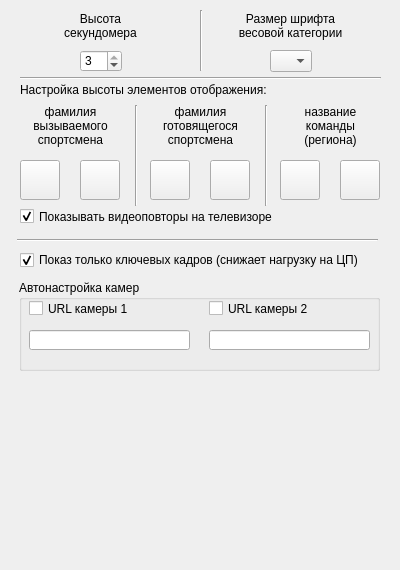
This is FormView.ui in zak2791/Tabloh2H as Qt 5 draws it before an edit. The edited form follows.
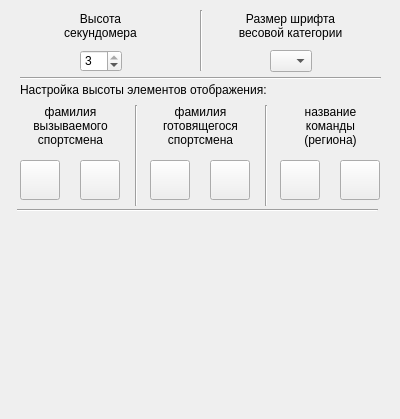
This is the edited form. Icons and pictures are not drawn.

```diff
--- a/FormView.ui
+++ b/FormView.ui
@@ -13,25 +13,25 @@
     <x>0</x>
     <y>0</y>
     <width>400</width>
-    <height>570</height>
+    <height>419</height>
    </rect>
   </property>
   <property name="sizePolicy">
    <sizepolicy hsizetype="Fixed" vsizetype="Fixed">
     <horstretch>0</horstretch>
-    <verstretch>0</verstretch>
+    <verstretch>1</verstretch>
    </sizepolicy>
   </property>
   <property name="minimumSize">
    <size>
     <width>400</width>
-    <height>570</height>
+    <height>419</height>
    </size>
   </property>
   <property name="maximumSize">
    <size>
     <width>400</width>
-    <height>570</height>
+    <height>419</height>
    </size>
   </property>
   <property name="windowTitle">
@@ -143,7 +143,7 @@
    <property name="geometry">
     <rect>
      <x>17</x>
-     <y>230</y>
+     <y>200</y>
      <width>361</width>
      <height>20</height>
     </rect>
@@ -224,7 +224,7 @@
    <property name="geometry">
     <rect>
      <x>26</x>
-     <y>380</y>
+     <y>230</y>
      <width>351</width>
      <height>176</height>
     </rect>
@@ -233,81 +233,6 @@
     <string/>
    </property>
   </widget>
-  <widget class="QCheckBox" name="cbKey">
-   <property name="geometry">
-    <rect>
-     <x>20</x>
-     <y>250</y>
-     <width>361</width>
-     <height>20</height>
-    </rect>
-   </property>
-   <property name="text">
-    <string>Показ только ключевых кадров (снижает нагрузку на ЦП)</string>
-   </property>
-   <property name="checked">
-    <bool>true</bool>
-   </property>
-  </widget>
-  <widget class="QGroupBox" name="groupBox_2">
-   <property name="geometry">
-    <rect>
-     <x>19</x>
-     <y>280</y>
-     <width>361</width>
-     <height>91</height>
-    </rect>
-   </property>
-   <property name="title">
-    <string>Автонастройка камер</string>
-   </property>
-   <widget class="QCheckBox" name="cbAutoCam1">
-    <property name="geometry">
-     <rect>
-      <x>10</x>
-      <y>20</y>
-      <width>171</width>
-      <height>17</height>
-     </rect>
-    </property>
-    <property name="text">
-     <string>URL камеры 1</string>
-    </property>
-   </widget>
-   <widget class="QCheckBox" name="cbAutoCam2">
-    <property name="geometry">
-     <rect>
-      <x>190</x>
-      <y>20</y>
-      <width>171</width>
-      <height>17</height>
-     </rect>
-    </property>
-    <property name="text">
-     <string>URL камеры 2</string>
-    </property>
-   </widget>
-   <widget class="QLineEdit" name="leCam1">
-    <property name="geometry">
-     <rect>
-      <x>10</x>
-      <y>50</y>
-      <width>161</width>
-      <height>20</height>
-     </rect>
-    </property>
-   </widget>
-   <widget class="QLineEdit" name="leCam2">
-    <property name="geometry">
-     <rect>
-      <x>190</x>
-      <y>50</y>
-      <width>161</width>
-      <height>20</height>
-     </rect>
-    </property>
-   </widget>
-  </widget>
   <widget class="Line" name="line_4">
    <property name="geometry">
     <rect>
@@ -429,22 +354,6 @@
     <enum>Qt::Vertical</enum>
    </property>
   </widget>
-  <widget class="QCheckBox" name="cbShowOnTv">
-   <property name="geometry">
-    <rect>
-     <x>20</x>
-     <y>196</y>
-     <width>361</width>
-     <height>41</height>
-    </rect>
-   </property>
-   <property name="text">
-    <string>Показывать видеоповторы на телевизоре</string>
-   </property>
-   <property name="checked">
-    <bool>true</bool>
-   </property>
-  </widget>
  </widget>
  <resources>
   <include location="res.qrc"/>
```
